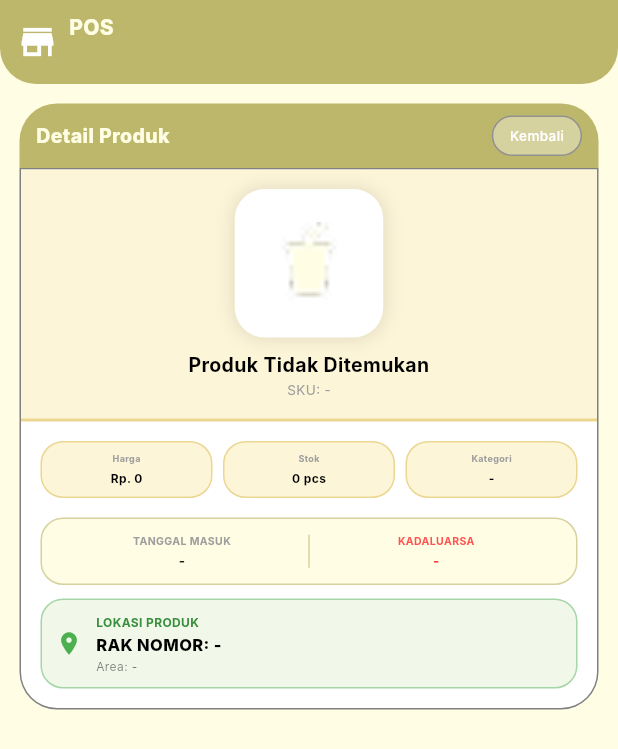
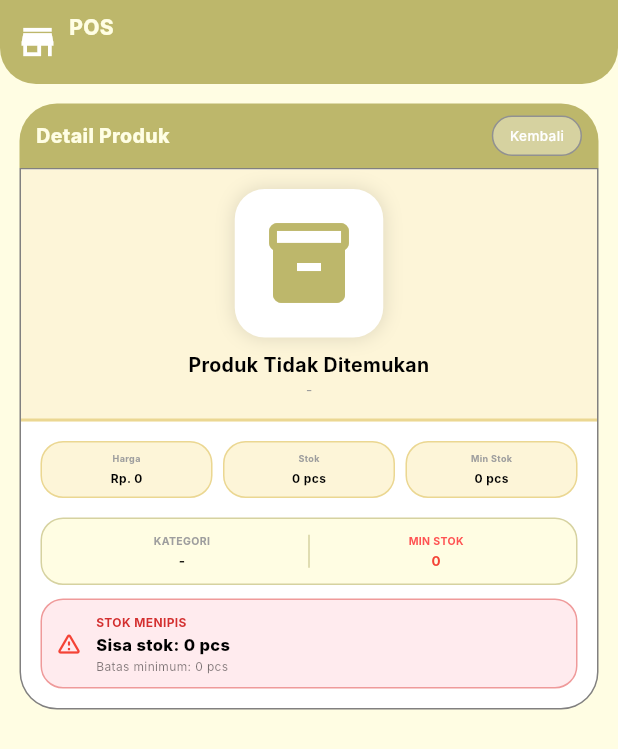
Before and after one commit to Nidhomcihuy/mobile_pos, a Flutter app: the Detail screen opened by its route, on a phone screen of 412 x 824 dp. Shown: the top 749 px of the screen. Run offline on Flutter 3.47's test engine with Material 3 defaults, Android fonts, the phone set to English and light mode, and no system bars; network calls fail; Roboto replaces fonts that are missing (Inter).

Commit message:
fix: detail.dart use API fields (image_url, min_stock) remove sku/rak/area/masuk/kadaluarsa

```diff
--- a/lib/screens/detail.dart
+++ b/lib/screens/detail.dart
@@ -30,13 +30,8 @@ class Detail extends StatelessWidget {
           'name': 'Produk Tidak Ditemukan',
           'price': 0,
           'stock': 0,
-          'image': 'assets/icons/Soda.png',
+          'image_url': '',
           'category': '-',
-          'sku': '-',
-          'rak': '-',
-          'area': '-',
-          'masuk': '-',
-          'kadaluarsa': '-',
         };
 
     return Scaffold(
@@ -137,6 +132,7 @@ class Detail extends StatelessWidget {
   }
 
   Widget _buildProductImageSection(Responsive r, Map<String, dynamic> product) {
+    final imageUrl = (product['image_url'] ?? '').toString();
     return Container(
       width: double.infinity,
       padding: EdgeInsets.all(r.space(24)),
@@ -152,16 +148,32 @@ class Detail extends StatelessWidget {
             decoration: BoxDecoration(
               color: Colors.white,
               borderRadius: BorderRadius.circular(20),
-              boxShadow: [BoxShadow(color: Colors.black12, blurRadius: 10)],
+              boxShadow: const [
+                BoxShadow(color: Colors.black12, blurRadius: 10),
+              ],
             ),
             child: ClipRRect(
               borderRadius: BorderRadius.circular(20),
-              child: Image.asset(product['image'], fit: BoxFit.contain),
+              child: imageUrl.isNotEmpty
+                  ? Image.network(
+                      imageUrl,
+                      fit: BoxFit.contain,
+                      errorBuilder: (_, _e, __) => const Icon(
+                        Icons.inventory_2,
+                        size: 64,
+                        color: Color(0xFFBDB76B),
+                      ),
+                    )
+                  : const Icon(
+                      Icons.inventory_2,
+                      size: 64,
+                      color: Color(0xFFBDB76B),
+                    ),
             ),
           ),
           SizedBox(height: r.space(16)),
           Text(
-            product['name'],
+            (product['name'] ?? '-').toString(),
             textAlign: TextAlign.center,
             style: TextStyle(
               color: Colors.black,
@@ -170,7 +182,7 @@ class Detail extends StatelessWidget {
             ),
           ),
           Text(
-            'SKU: ${product['sku']}',
+            (product['category'] ?? '-').toString(),
             style: TextStyle(color: Colors.grey, fontSize: r.font(16)),
           ),
         ],
@@ -183,11 +195,15 @@ class Detail extends StatelessWidget {
       padding: EdgeInsets.all(r.space(24)),
       child: Row(
         children: [
-          _buildInfoCard('Harga', _formatPrice(product['price']), r),
+          _buildInfoCard(
+            'Harga',
+            _formatPrice((product['price'] as num? ?? 0).toInt()),
+            r,
+          ),
           SizedBox(width: r.space(12)),
-          _buildInfoCard('Stok', '${product['stock']} pcs', r),
+          _buildInfoCard('Stok', '${product['stock'] ?? 0} pcs', r),
           SizedBox(width: r.space(12)),
-          _buildInfoCard('Kategori', product['category'], r),
+          _buildInfoCard('Min Stok', '${product['min_stock'] ?? 0} pcs', r),
         ],
       ),
     );
@@ -230,6 +246,10 @@ class Detail extends StatelessWidget {
   }
 
   Widget _buildDateSection(Responsive r, Map<String, dynamic> product) {
+    final category = (product['category'] ?? '-').toString();
+    final minStock = (product['min_stock'] ?? 0).toString();
+    final stock = (product['stock'] ?? 0) as num;
+    final isLow = stock <= (product['min_stock'] ?? 0);
     return Padding(
       padding: EdgeInsets.symmetric(horizontal: r.space(24)),
       child: Container(
@@ -246,7 +266,7 @@ class Detail extends StatelessWidget {
               child: Column(
                 children: [
                   Text(
-                    'TANGGAL MASUK',
+                    'KATEGORI',
                     style: TextStyle(
                       color: Colors.grey,
                       fontSize: r.font(12),
@@ -255,7 +275,7 @@ class Detail extends StatelessWidget {
                   ),
                   SizedBox(height: r.space(4)),
                   Text(
-                    product['masuk'] ?? '-',
+                    category,
                     style: TextStyle(
                       fontSize: r.font(16),
                       fontWeight: FontWeight.bold,
@@ -273,20 +293,20 @@ class Detail extends StatelessWidget {
               child: Column(
                 children: [
                   Text(
-                    'KADALUARSA',
+                    'MIN STOK',
                     style: TextStyle(
-                      color: Colors.redAccent,
+                      color: isLow ? Colors.redAccent : Colors.grey,
                       fontSize: r.font(12),
                       fontWeight: FontWeight.bold,
                     ),
                   ),
                   SizedBox(height: r.space(4)),
                   Text(
-                    product['kadaluarsa'] ?? '-',
+                    minStock,
                     style: TextStyle(
                       fontSize: r.font(16),
                       fontWeight: FontWeight.bold,
-                      color: Colors.red,
+                      color: isLow ? Colors.red : Colors.black,
                     ),
                   ),
                 ],
@@ -299,35 +319,46 @@ class Detail extends StatelessWidget {
   }
 
   Widget _buildLocationSection(Responsive r, Map<String, dynamic> product) {
+    final stock = (product['stock'] ?? 0) as num;
+    final minStock = (product['min_stock'] ?? 0) as num;
+    final isLow = stock <= minStock;
     return Padding(
       padding: EdgeInsets.symmetric(horizontal: r.space(24)),
       child: Container(
         width: double.infinity,
         padding: EdgeInsets.all(r.space(16)),
         decoration: BoxDecoration(
-          color: const Color(0xFFF1F8E9),
+          color: isLow ? const Color(0xFFFFEBEE) : const Color(0xFFF1F8E9),
           borderRadius: BorderRadius.circular(15),
-          border: Border.all(color: Colors.green.shade200),
+          border: Border.all(
+            color: isLow ? Colors.red.shade200 : Colors.green.shade200,
+          ),
         ),
         child: Row(
           children: [
-            Icon(Icons.location_on, color: Colors.green, size: r.icon(32)),
+            Icon(
+              isLow ? Icons.warning_amber_rounded : Icons.check_circle,
+              color: isLow ? Colors.red : Colors.green,
+              size: r.icon(32),
+            ),
             SizedBox(width: r.space(16)),
             Expanded(
               child: Column(
                 crossAxisAlignment: CrossAxisAlignment.start,
                 children: [
                   Text(
-                    'LOKASI PRODUK',
+                    isLow ? 'STOK MENIPIS' : 'STOK AMAN',
                     style: TextStyle(
-                      color: Colors.green.shade700,
+                      color: isLow
+                          ? Colors.red.shade700
+                          : Colors.green.shade700,
                       fontSize: r.font(14),
                       fontWeight: FontWeight.bold,
                     ),
                   ),
                   SizedBox(height: r.space(4)),
                   Text(
-                    'RAK NOMOR: ${product['rak']}',
+                    'Sisa stok: $stock pcs',
                     style: TextStyle(
                       color: Colors.black,
                       fontSize: r.font(20),
@@ -335,7 +366,7 @@ class Detail extends StatelessWidget {
                     ),
                   ),
                   Text(
-                    'Area: ${product['area']}',
+                    'Batas minimum: $minStock pcs',
                     style: TextStyle(
                       color: Colors.black54,
                       fontSize: r.font(14),
```
